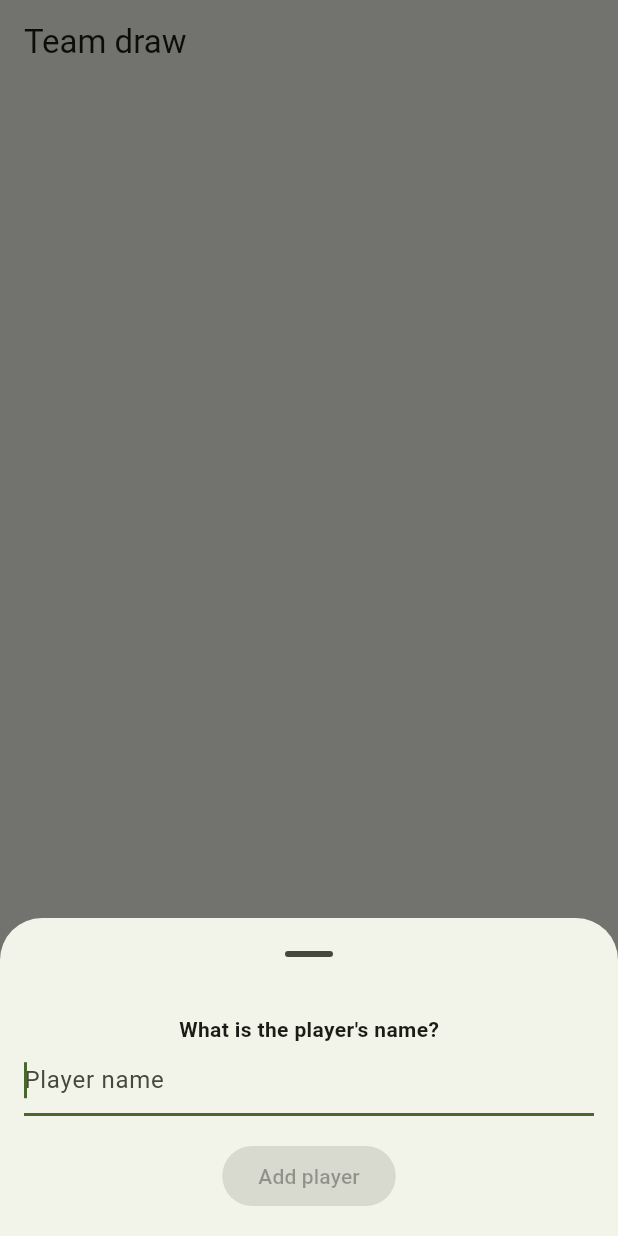
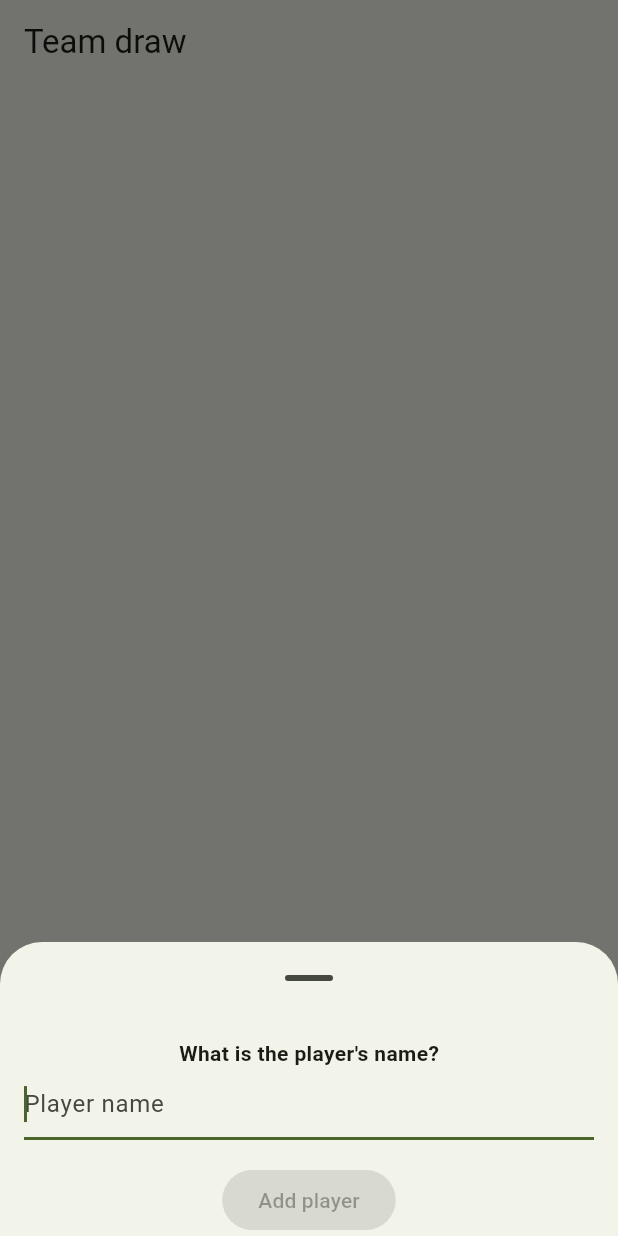
Before and after one commit to jvretamero/team_up, a Flutter app: the screen it shows after launch, after a tap on the "add" icon, on a phone screen of 412 x 824 dp. Run offline on Flutter 3.47's test engine with Material 3 defaults, Android fonts, the phone set to English and light mode, and no system bars.

Commit message:
Renaming PlayerSheet

```diff
--- /dev/null
+++ b/lib/components/new_player_sheet.dart
@@ -0,0 +1,85 @@
+import 'package:flutter/material.dart';
+
+class NewPlayerSheet extends StatefulWidget {
+  final Function(String) onPlayer;
+
+  const NewPlayerSheet({
+    super.key,
+    required this.onPlayer,
+  });
+
+  @override
+  State<NewPlayerSheet> createState() => _NewPlayerSheetState();
+}
+
+class _NewPlayerSheetState extends State<NewPlayerSheet> {
+  final TextEditingController _controller = TextEditingController();
+  late int _count;
+
+  @override
+  void initState() {
+    super.initState();
+
+    _count = 0;
+    _controller.addListener(() {
+      setState(() {
+        _count = _controller.text.length;
+      });
+    });
+  }
+
+  @override
+  void dispose() {
+    _controller.dispose();
+
+    super.dispose();
+  }
+
+  @override
+  Widget build(BuildContext context) {
+    return SingleChildScrollView(
+      child: Padding(
+        padding: EdgeInsets.only(
+          bottom: MediaQuery.of(context).viewInsets.bottom,
+          left: 16.0,
+          right: 16.0,
+          top: 16.0,
+        ),
+        child: Column(
+          children: [
+            const Text(
+              'What is the player\'s name?',
+              style: TextStyle(
+                fontWeight: FontWeight.bold,
+              ),
+            ),
+            TextField(
+              autofocus: true,
+              controller: _controller,
+              onSubmitted: (value) {
+                _notify();
+              },
+              textCapitalization: TextCapitalization.words,
+              keyboardType: TextInputType.name,
+              textInputAction: TextInputAction.done,
+              decoration: const InputDecoration(
+                border: UnderlineInputBorder(),
+                hintText: 'Player name',
+              ),
+            ),
+            const SizedBox(height: 16.0),
+            FilledButton(
+              onPressed: _count == 0 ? null : _notify,
+              child: const Text('Add player'),
+            )
+          ],
+        ),
+      ),
+    );
+  }
+
+  void _notify() {
+    widget.onPlayer(_controller.text);
+    Navigator.of(context).pop();
+  }
+}
--- a/lib/components/player_sheet.dart
+++ /dev/null
@@ -1,77 +0,0 @@
-import 'package:flutter/material.dart';
-
-class PlayerSheet extends StatefulWidget {
-  final Function(String) onPlayer;
-
-  const PlayerSheet({
-    super.key,
-    required this.onPlayer,
-  });
-
-  @override
-  State<PlayerSheet> createState() => _PlayerSheetState();
-}
-
-class _PlayerSheetState extends State<PlayerSheet> {
-  final TextEditingController _controller = TextEditingController();
-  int _count = 0;
-
-  @override
-  void initState() {
-    super.initState();
-
-    _controller.addListener(() {
-      setState(() {
-        _count = _controller.text.length;
-      });
-    });
-  }
-
-  @override
-  void dispose() {
-    _controller.dispose();
-
-    super.dispose();
-  }
-
-  @override
-  Widget build(BuildContext context) {
-    return Padding(
-      padding: const EdgeInsets.all(16.0),
-      child: Column(
-        children: [
-          const Text(
-            'What is the player\'s name?',
-            style: TextStyle(
-              fontWeight: FontWeight.bold,
-            ),
-          ),
-          TextField(
-            autofocus: true,
-            controller: _controller,
-            onSubmitted: (value) {
-              _notify();
-            },
-            textCapitalization: TextCapitalization.words,
-            keyboardType: TextInputType.name,
-            textInputAction: TextInputAction.done,
-            decoration: const InputDecoration(
-              border: UnderlineInputBorder(),
-              hintText: 'Player name',
-            ),
-          ),
-          const SizedBox(height: 16.0),
-          FilledButton(
-            onPressed: _count == 0 ? null : _notify,
-            child: const Text('Add player'),
-          )
-        ],
-      ),
-    );
-  }
-
-  void _notify() {
-    widget.onPlayer(_controller.text);
-    Navigator.of(context).pop();
-  }
-}
--- a/lib/pages/main_page.dart
+++ b/lib/pages/main_page.dart
@@ -1,5 +1,5 @@
 import 'package:flutter/material.dart';
-import 'package:teamup/components/player_sheet.dart';
+import 'package:teamup/components/new_player_sheet.dart';
 import 'package:teamup/components/player_list.dart';
 import 'package:teamup/model/team.dart';
 import 'package:teamup/model/team_viewmodel.dart';
@@ -102,17 +102,10 @@ class _MainPageState extends State<MainPage> {
       isScrollControlled: true,
       context: context,
       builder: (context) {
-        return SingleChildScrollView(
-          child: Padding(
-            padding: EdgeInsets.only(
-              bottom: MediaQuery.of(context).viewInsets.bottom,
-            ),
-            child: PlayerSheet(
-              onPlayer: (player) {
-                _viewModel.addPlayer(player);
-              },
-            ),
-          ),
+        return NewPlayerSheet(
+          onPlayer: (player) {
+            _viewModel.addPlayer(player);
+          },
         );
       },
       showDragHandle: true,
```
